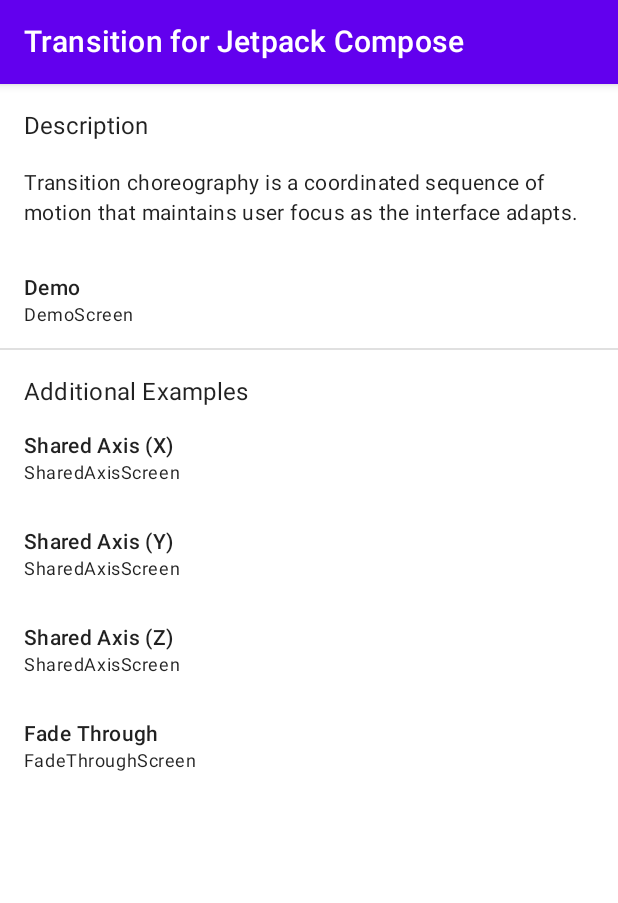
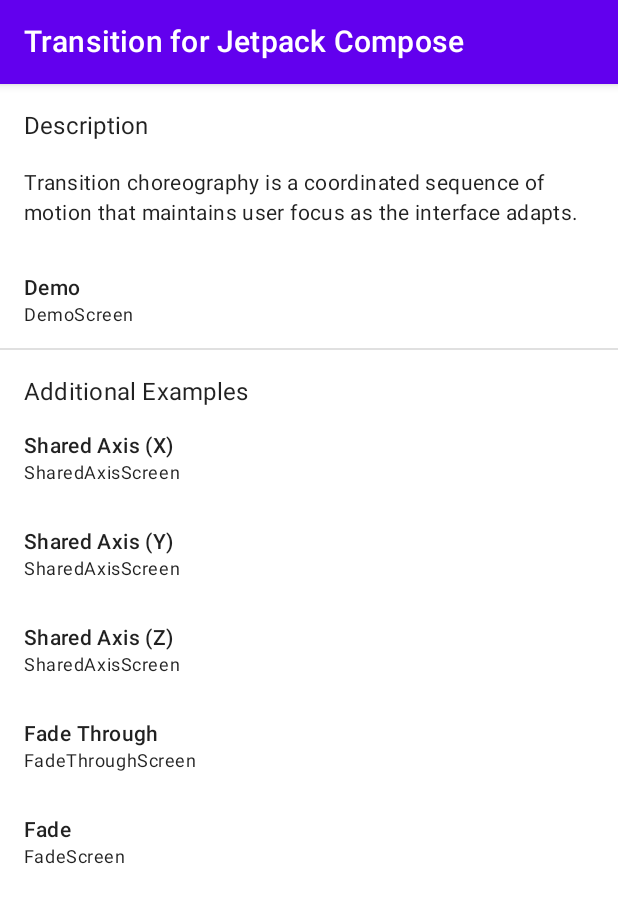
Before and after one commit to fornewid/material-motion-compose, an Android app built with Jetpack Compose: the screen it shows after launch (MainActivity), on a phone screen of 412 x 824 dp. Shown: the top 903 px of the screen. Run offline under Robolectric (Android 15) with nearby library versions, the phone set to English and light mode, and no system bars; our stand-ins replace constraintlayout-compose.

Commit message:
Add fade sample

```diff
--- a/sample/src/main/java/soup/compose/material/motion/sample/ui/HomeScreen.kt
+++ b/sample/src/main/java/soup/compose/material/motion/sample/ui/HomeScreen.kt
@@ -132,6 +132,7 @@
         HomeMenu.SharedAxisY -> "Shared Axis (Y)"
         HomeMenu.SharedAxisZ -> "Shared Axis (Z)"
         HomeMenu.FadeThrough -> "Fade Through"
+        HomeMenu.Fade -> "Fade"
     }
 
 private val HomeMenu.description: String
@@ -142,6 +143,7 @@
         HomeMenu.SharedAxisZ,
         -> "SharedAxisScreen"
         HomeMenu.FadeThrough -> "FadeThroughScreen"
+        HomeMenu.Fade -> "FadeScreen"
     }
 
 enum class HomeMenu {
@@ -149,7 +151,8 @@
     SharedAxisX,
     SharedAxisY,
     SharedAxisZ,
-    FadeThrough
+    FadeThrough,
+    Fade
 }
 
 @Preview(showBackground = true)
--- a/sample/src/main/java/soup/compose/material/motion/sample/ui/NavGraph.kt
+++ b/sample/src/main/java/soup/compose/material/motion/sample/ui/NavGraph.kt
@@ -24,12 +24,14 @@
 import androidx.navigation.compose.rememberNavController
 import soup.compose.material.motion.Axis
 import soup.compose.material.motion.sample.ui.MainDestinations.DEMO_ROUTE
+import soup.compose.material.motion.sample.ui.MainDestinations.FADE_ROUTE
 import soup.compose.material.motion.sample.ui.MainDestinations.FADE_THROUGH_ROUTE
 import soup.compose.material.motion.sample.ui.MainDestinations.HOME_ROUTE
 import soup.compose.material.motion.sample.ui.MainDestinations.SHARED_AXIS_X_ROUTE
 import soup.compose.material.motion.sample.ui.MainDestinations.SHARED_AXIS_Y_ROUTE
 import soup.compose.material.motion.sample.ui.MainDestinations.SHARED_AXIS_Z_ROUTE
 import soup.compose.material.motion.sample.ui.demo.DemoScreen
+import soup.compose.material.motion.sample.ui.fade.FadeScreen
 import soup.compose.material.motion.sample.ui.fadethrough.FadeThroughScreen
 import soup.compose.material.motion.sample.ui.sharedaxis.SharedAxisScreen
 
@@ -40,6 +42,7 @@
     const val SHARED_AXIS_Y_ROUTE = "shared_axis_y"
     const val SHARED_AXIS_Z_ROUTE = "shared_axis_z"
     const val FADE_THROUGH_ROUTE = "fade_through"
+    const val FADE_ROUTE = "fade"
 }
 
 @Composable
@@ -63,6 +66,7 @@
                         HomeMenu.SharedAxisY -> actions.goToSharedAxis(Axis.Y)
                         HomeMenu.SharedAxisZ -> actions.goToSharedAxis(Axis.Z)
                         HomeMenu.FadeThrough -> actions.goToFadeThrough()
+                        HomeMenu.Fade -> actions.goToFade()
                     }
                 }
             )
@@ -81,6 +85,9 @@
         }
         composable(FADE_THROUGH_ROUTE) {
             FadeThroughScreen(actions.upPress)
+        }
+        composable(FADE_ROUTE) {
+            FadeScreen(actions.upPress)
         }
     }
 }
@@ -103,4 +110,7 @@
     val goToFadeThrough: () -> Unit = {
         navController.navigate(FADE_THROUGH_ROUTE)
     }
+    val goToFade: () -> Unit = {
+        navController.navigate(FADE_ROUTE)
+    }
 }
```
Also changed, not shown: sample/src/main/java/soup/compose/material/motion/sample/ui/fade/FadeScreen.kt (added, +87 -0 lines).
